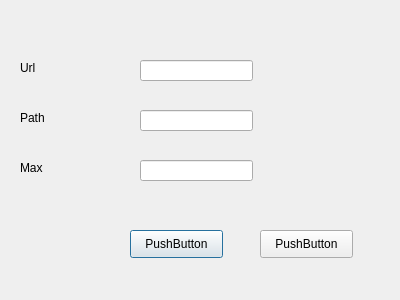
Koril33/HuabanScraper, file src/HuabanScraper/GUI/Dialog.ui: the form before one commit.
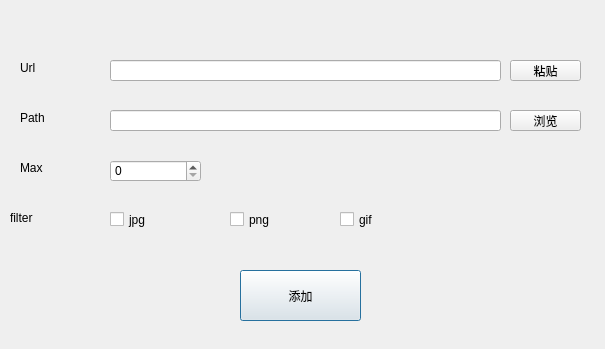
The form after the commit.

What changed in the file:
```diff
--- a/src/HuabanScraper/GUI/Dialog.ui
+++ b/src/HuabanScraper/GUI/Dialog.ui
@@ -6,8 +6,8 @@
    <rect>
     <x>0</x>
     <y>0</y>
-    <width>400</width>
-    <height>300</height>
+    <width>605</width>
+    <height>349</height>
    </rect>
   </property>
   <property name="windowTitle">
@@ -16,9 +16,9 @@
   <widget class="QLineEdit" name="lineEdit_url">
    <property name="geometry">
     <rect>
-     <x>140</x>
+     <x>110</x>
      <y>60</y>
-     <width>113</width>
+     <width>391</width>
      <height>21</height>
     </rect>
    </property>
@@ -26,19 +26,9 @@
   <widget class="QLineEdit" name="lineEdit_path">
    <property name="geometry">
     <rect>
-     <x>140</x>
+     <x>110</x>
      <y>110</y>
-     <width>113</width>
-     <height>21</height>
-    </rect>
-   </property>
-  </widget>
-  <widget class="QLineEdit" name="lineEdit_max">
-   <property name="geometry">
-    <rect>
-     <x>140</x>
-     <y>160</y>
-     <width>113</width>
+     <width>391</width>
      <height>21</height>
     </rect>
    </property>
@@ -85,27 +75,102 @@
   <widget class="QPushButton" name="pushButton">
    <property name="geometry">
     <rect>
-     <x>130</x>
-     <y>230</y>
-     <width>93</width>
-     <height>28</height>
+     <x>240</x>
+     <y>270</y>
+     <width>121</width>
+     <height>51</height>
     </rect>
    </property>
    <property name="text">
-    <string>PushButton</string>
+    <string>添加</string>
+   </property>
+  </widget>
+  <widget class="QLabel" name="label_4">
+   <property name="geometry">
+    <rect>
+     <x>10</x>
+     <y>210</y>
+     <width>72</width>
+     <height>15</height>
+    </rect>
+   </property>
+   <property name="text">
+    <string>filter</string>
    </property>
   </widget>
   <widget class="QPushButton" name="pushButton_2">
    <property name="geometry">
     <rect>
-     <x>260</x>
-     <y>230</y>
-     <width>93</width>
-     <height>28</height>
+     <x>510</x>
+     <y>110</y>
+     <width>71</width>
+     <height>21</height>
     </rect>
    </property>
    <property name="text">
-    <string>PushButton</string>
+    <string>浏览</string>
+   </property>
+  </widget>
+  <widget class="QCheckBox" name="checkBox_jpg">
+   <property name="geometry">
+    <rect>
+     <x>110</x>
+     <y>210</y>
+     <width>91</width>
+     <height>19</height>
+    </rect>
+   </property>
+   <property name="text">
+    <string>jpg</string>
+   </property>
+  </widget>
+  <widget class="QSpinBox" name="spinBox">
+   <property name="geometry">
+    <rect>
+     <x>110</x>
+     <y>160</y>
+     <width>91</width>
+     <height>22</height>
+    </rect>
+   </property>
+  </widget>
+  <widget class="QCheckBox" name="checkBox_png">
+   <property name="geometry">
+    <rect>
+     <x>230</x>
+     <y>210</y>
+     <width>91</width>
+     <height>19</height>
+    </rect>
+   </property>
+   <property name="text">
+    <string>png</string>
+   </property>
+  </widget>
+  <widget class="QCheckBox" name="checkBox_gif">
+   <property name="geometry">
+    <rect>
+     <x>340</x>
+     <y>210</y>
+     <width>91</width>
+     <height>19</height>
+    </rect>
+   </property>
+   <property name="text">
+    <string>gif</string>
+   </property>
+  </widget>
+  <widget class="QPushButton" name="pushButton_3">
+   <property name="geometry">
+    <rect>
+     <x>510</x>
+     <y>60</y>
+     <width>71</width>
+     <height>21</height>
+    </rect>
+   </property>
+   <property name="text">
+    <string>粘贴</string>
    </property>
   </widget>
  </widget>
```
